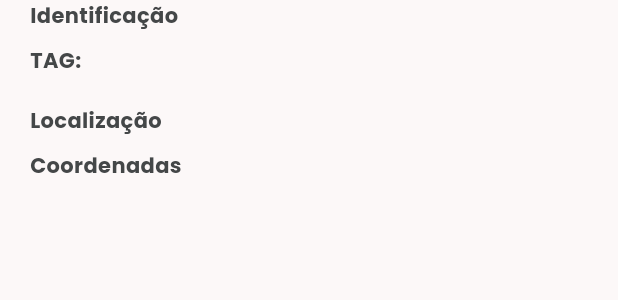
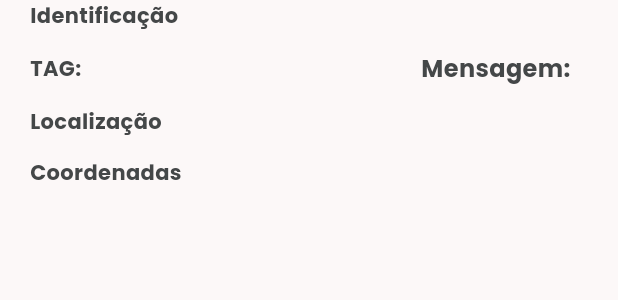
Before and after one commit to LucasRossatto/YggDrasil_App_Flutter, a Flutter app: the InfoContainer2 widget shown alone on an empty page, opened directly with empty values, on a phone screen of 412 x 824 dp. Shown: the top 300 px of the screen. Run offline on Flutter 3.47's test engine with Material 3 defaults, Android fonts, the phone set to English and light mode, and no system bars; our stand-ins replace camera, equatable, flutter_dotenv, flutter_map, flutter_svg, geolocator and 4 more; missing offline and left inert: mobile_scanner; accounts and stored records are empty.

Commit message:
melhorias na tela de estado

```diff
--- a/lib/src/view/screens/detalhe_arvore_screen.dart
+++ b/lib/src/view/screens/detalhe_arvore_screen.dart
@@ -70,16 +70,7 @@ class DetalheArvoreScreen extends StatelessWidget {
                 child: SimpleMap(latitude: lat, longitude: lng),
               ),
             ),
-            SizedBox(height: 26),
-            Padding(
-              padding: const EdgeInsets.only(bottom: 20, left: 20, right: 20),
-              child: InfoRow(
-                label: "Mensagem",
-                value: arvore.mensagem,
-                valueFontSize: 16,
-                labelFontSize: 16,
-              ),
-            ),
+            SizedBox(height: 20),
             Padding(
               padding: const EdgeInsets.symmetric(horizontal: 16, vertical: 20),
               child: TransferirButton(
@@ -111,6 +102,7 @@ class InfoContainer2 extends StatelessWidget {
     return Padding(
       padding: const EdgeInsets.symmetric(horizontal: 20),
       child: Column(
+        spacing: 14,
         crossAxisAlignment: CrossAxisAlignment.start,
         children: [
           Text(
@@ -121,7 +113,6 @@ class InfoContainer2 extends StatelessWidget {
               color: theme.colorScheme.onSurfaceVariant,
             ),
           ),
-          SizedBox(height: 10),
           Row(
             mainAxisAlignment: MainAxisAlignment.spaceBetween,
             crossAxisAlignment: CrossAxisAlignment.center,
@@ -135,16 +126,21 @@ class InfoContainer2 extends StatelessWidget {
                 ),
               ),
               Text(
-                arvore.tagId,
+                arvore.tag.codigo,
                 style: TextStyle(
                   fontWeight: FontWeight.normal,
                   fontSize: 14,
                   color: theme.colorScheme.onSurfaceVariant,
                 ),
               ),
+              InfoRow(
+                label: "Mensagem",
+                value: arvore.mensagem,
+                valueFontSize: 16,
+                labelFontSize: 16,
+              ),
             ],
           ),
-          SizedBox(height: 20),
 
           Text(
             // Titulo
@@ -155,7 +151,6 @@ class InfoContainer2 extends StatelessWidget {
               color: theme.colorScheme.onSurfaceVariant,
             ),
           ),
-          SizedBox(height: 10),
 
           Row(
             mainAxisAlignment: MainAxisAlignment.spaceBetween,
@@ -204,6 +199,7 @@ class infoContainer1 extends StatelessWidget {
     return Padding(
       padding: const EdgeInsets.symmetric(horizontal: 20),
       child: Column(
+        spacing: 8,
         children: [
           InfoRow(
             label: "Nome",
```
